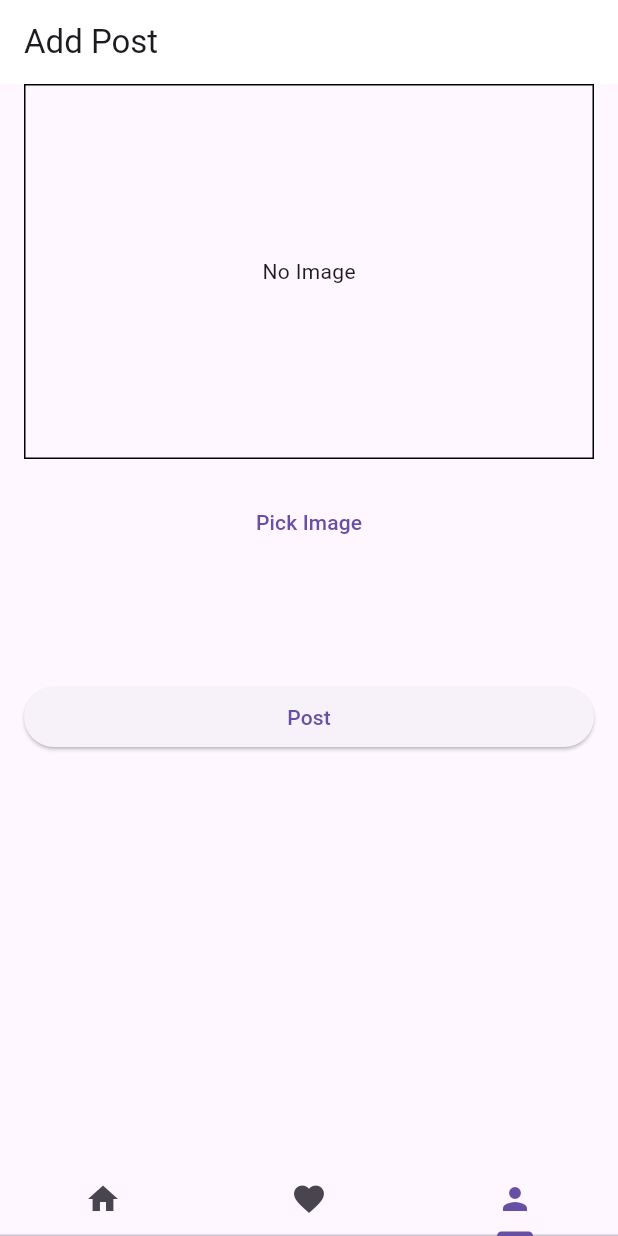
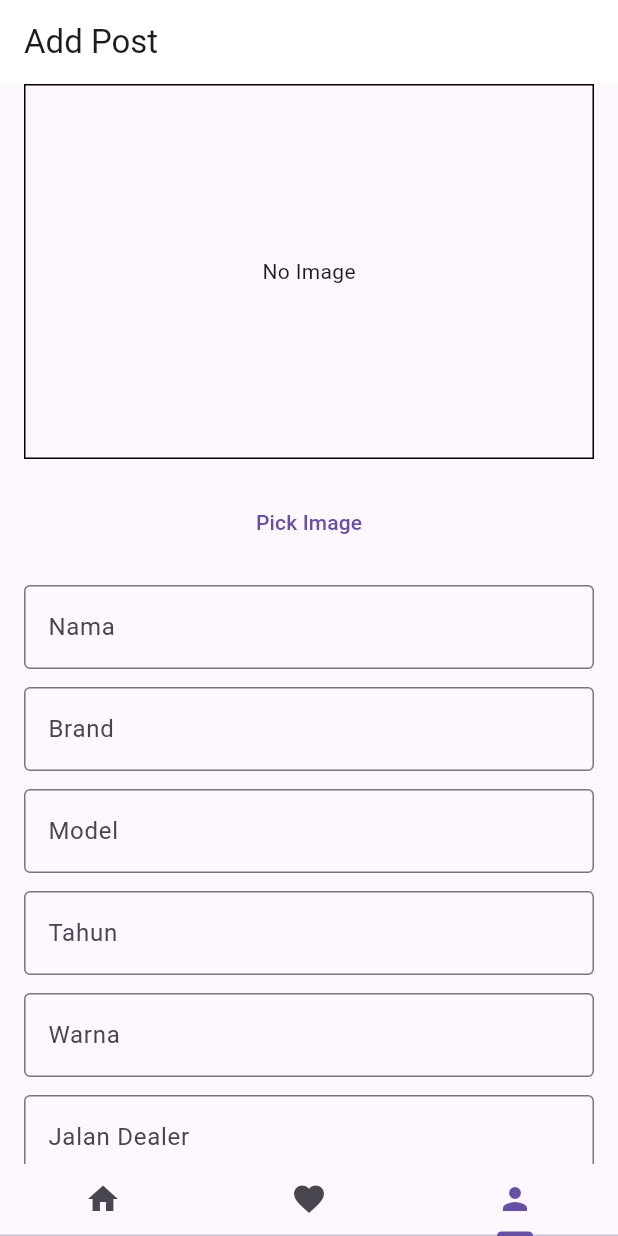
Before and after one commit to OppaCharles/car_find, a Flutter app: the screen it shows once a user with an empty profile is signed in, item 3 of the bottom bar chosen, on a phone screen of 412 x 824 dp. Run offline on Flutter 3.47's test engine with Material 3 defaults, Android fonts, the phone set to English and light mode, and no system bars; our stand-ins replace cloud_firestore, firebase_auth, firebase_core, firebase_storage, google_sign_in, image_picker; accounts and stored records are empty.

Commit message:
Text Fild
Menampilkan text fild

```diff
--- a/lib/screens/add_post_screen.dart
+++ b/lib/screens/add_post_screen.dart
@@ -141,7 +141,42 @@ class _AddPostScreenState extends State<AddPostScreen> {
               const SizedBox(height: 18.0),
               //
               //
-
+              MyTextField(
+                  controller: _namaController,
+                  hintText: 'Nama',
+                  obscureText: false),
+              MyTextField(
+                  controller: _brandController,
+                  hintText: 'Brand',
+                  obscureText: false),
+              MyTextField(
+                  controller: _modelController,
+                  hintText: 'Model',
+                  obscureText: false),
+              MyTextField(
+                  controller: _tahunController,
+                  hintText: 'Tahun',
+                  obscureText: false),
+              MyTextField(
+                  controller: _warnaController,
+                  hintText: 'Warna',
+                  obscureText: false),
+              MyTextField(
+                  controller: _jalanController,
+                  hintText: 'Jalan Dealer',
+                  obscureText: false),
+              MyTextField(
+                  controller: _kotaController,
+                  hintText: 'Kota Dealer',
+                  obscureText: false),
+              MyTextField(
+                  controller: _noTelpController,
+                  hintText: 'Nomor Telepon',
+                  obscureText: false),
+              MyTextField(
+                  controller: _negaraController,
+                  hintText: 'Negara',
+                  obscureText: false),
               //
               //
               const SizedBox(height: 64.0),
```
